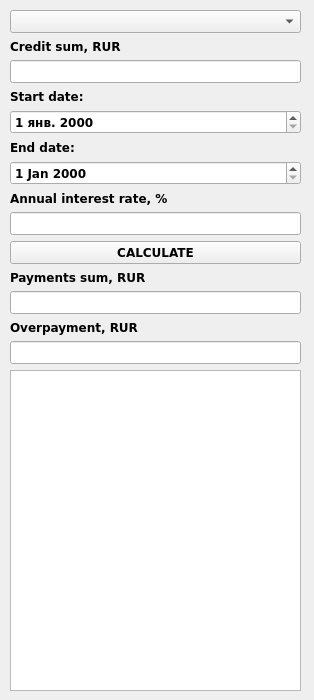
Above: src/credit.ui from antinlay/CPP3_SmartCalc_v2.0-1 before the change. Below: the same form after it.
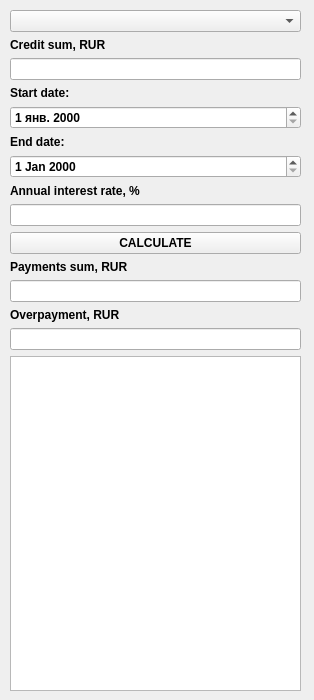
That is the form after the change. Icons and pictures are not drawn.

Diff of the .ui file:
```diff
--- a/src/credit.ui
+++ b/src/credit.ui
@@ -30,7 +30,7 @@
   </property>
   <property name="font">
    <font>
-    <family>Verdana</family>
+    <family>.AppleSystemUIFont</family>
    </font>
   </property>
   <property name="windowTitle">
@@ -51,7 +51,7 @@
    </property>
    <property name="font">
     <font>
-     <family>Verdana</family>
+     <family>.AppleSystemUIFont</family>
      <bold>true</bold>
     </font>
    </property>
@@ -60,7 +60,7 @@
      <widget class="QComboBox" name="caseCredit">
       <property name="font">
        <font>
-        <family>Verdana</family>
+        <family>.AppleSystemUIFont</family>
         <bold>true</bold>
        </font>
       </property>
@@ -70,7 +70,7 @@
      <widget class="QLabel" name="labelSumm">
       <property name="font">
        <font>
-        <family>Verdana</family>
+        <family>.AppleSystemUIFont</family>
         <bold>true</bold>
        </font>
       </property>
@@ -86,7 +86,7 @@
       </property>
       <property name="font">
        <font>
-        <family>Verdana</family>
+        <family>.AppleSystemUIFont</family>
         <bold>true</bold>
        </font>
       </property>
@@ -117,7 +117,7 @@
      <widget class="QLabel" name="labelStartDate">
       <property name="font">
        <font>
-        <family>Verdana</family>
+        <family>.AppleSystemUIFont</family>
         <bold>true</bold>
        </font>
       </property>
@@ -137,7 +137,7 @@
      <widget class="QLabel" name="labelEndDate">
       <property name="font">
        <font>
-        <family>Verdana</family>
+        <family>.AppleSystemUIFont</family>
         <bold>true</bold>
        </font>
       </property>
@@ -153,7 +153,7 @@
      <widget class="QLabel" name="labelPercent">
       <property name="font">
        <font>
-        <family>Verdana</family>
+        <family>.AppleSystemUIFont</family>
         <bold>true</bold>
        </font>
       </property>
@@ -166,7 +166,7 @@
      <widget class="QLineEdit" name="percent">
       <property name="font">
        <font>
-        <family>Verdana</family>
+        <family>.AppleSystemUIFont</family>
         <bold>true</bold>
        </font>
       </property>
@@ -176,7 +176,7 @@
      <widget class="QPushButton" name="calculate">
       <property name="font">
        <font>
-        <family>Verdana</family>
+        <family>.AppleSystemUIFont</family>
         <bold>true</bold>
        </font>
       </property>
@@ -189,7 +189,7 @@
      <widget class="QLabel" name="labelPayment">
       <property name="font">
        <font>
-        <family>Verdana</family>
+        <family>.AppleSystemUIFont</family>
         <bold>true</bold>
        </font>
       </property>
@@ -202,7 +202,7 @@
      <widget class="QLineEdit" name="payment">
       <property name="font">
        <font>
-        <family>Verdana</family>
+        <family>.AppleSystemUIFont</family>
         <bold>true</bold>
        </font>
       </property>
@@ -215,7 +215,7 @@
      <widget class="QLabel" name="labelOverpayment">
       <property name="font">
        <font>
-        <family>Verdana</family>
+        <family>.AppleSystemUIFont</family>
         <bold>true</bold>
        </font>
       </property>
@@ -228,7 +228,7 @@
      <widget class="QLineEdit" name="overpayment">
       <property name="font">
        <font>
-        <family>Verdana</family>
+        <family>.AppleSystemUIFont</family>
         <bold>true</bold>
        </font>
       </property>
@@ -247,7 +247,7 @@
       </property>
       <property name="font">
        <font>
-        <family>Verdana</family>
+        <family>.AppleSystemUIFont</family>
         <bold>true</bold>
        </font>
       </property>
```
